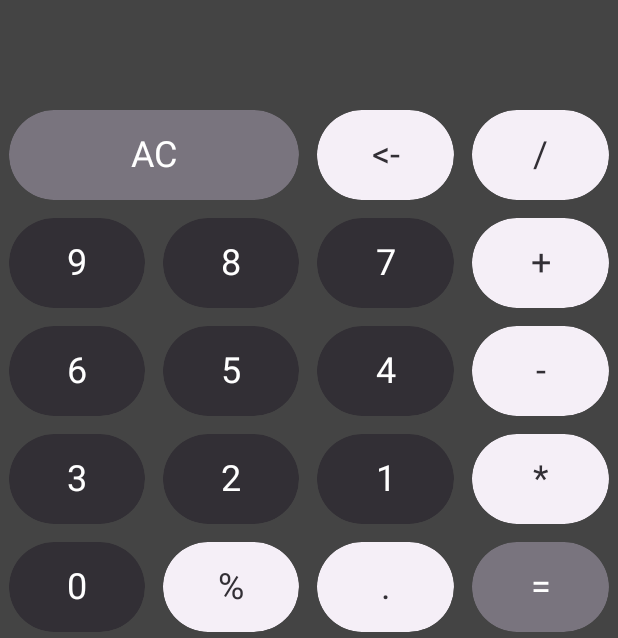
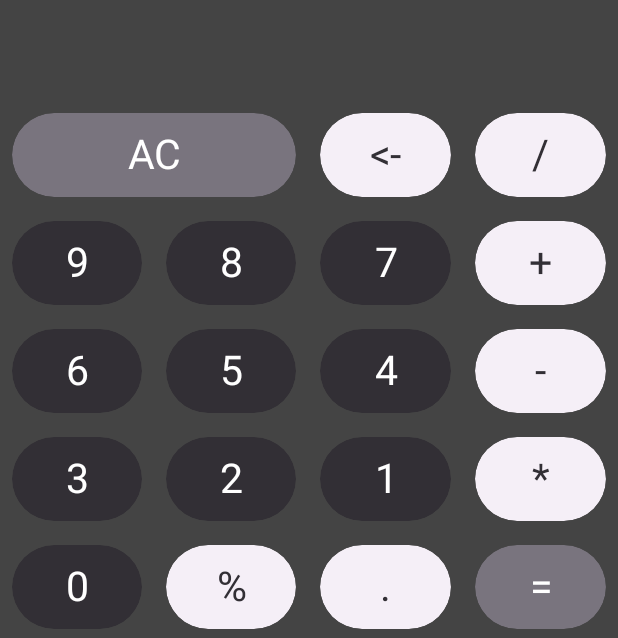
Before and after one commit to Raghav0109/calculatorapp, an Android app built with Jetpack Compose: the screen it shows after launch (MainActivity), on a phone screen of 412 x 824 dp. Shown: the part 595-1233 px from the top of the screen. Run offline under Robolectric (Android 15) with nearby library versions, the phone set to English and light mode, and no system bars.

Commit message:
size change

```diff
--- a/app/src/main/java/com/example/calculatorapp/MainActivity.kt
+++ b/app/src/main/java/com/example/calculatorapp/MainActivity.kt
@@ -224,7 +224,7 @@ fun delexpression(expression: String): String {
 @Composable
 fun CalculatorButton(modifier: Modifier=Modifier, text:String="0", isFunction: Boolean=false,onClick:(String) ->Unit={})
 {
-    Button(modifier = modifier.size(72.dp).padding(6.dp).clip(CircleShape),
+    Button(modifier = modifier.size(72.dp).padding(8.dp).clip(CircleShape),
         onClick = { onClick(text) }, colors = ButtonDefaults.buttonColors(containerColor = if(isFunction && text=="="
             || text=="AC")
         {
@@ -238,7 +238,7 @@ fun CalculatorButton(modifier: Modifier=Modifier, text:String="0", isFunction: B
         {
             MaterialTheme.colorScheme.inverseSurface
         })) {
-        Text(text= text, style = TextStyle(fontSize = 24.sp, color = if(isFunction && text!="=" && text!="AC")
+        Text(text= text, style = TextStyle(fontSize = 27.sp, color = if(isFunction && text!="=" && text!="AC")
         {
             MaterialTheme.colorScheme.inverseSurface
         }
```
